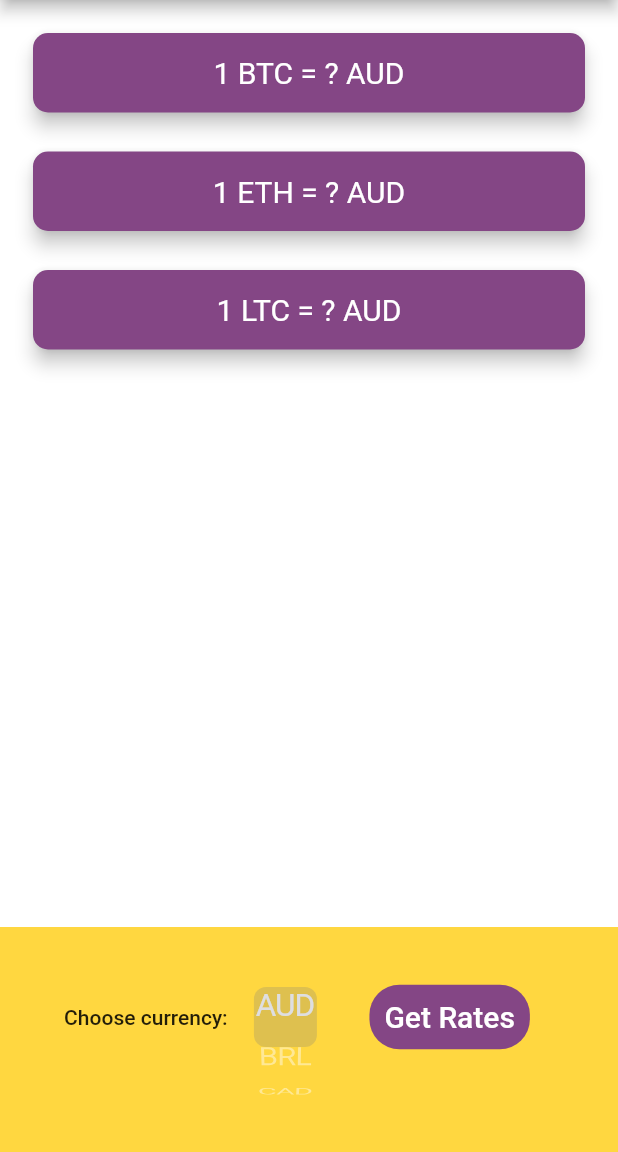
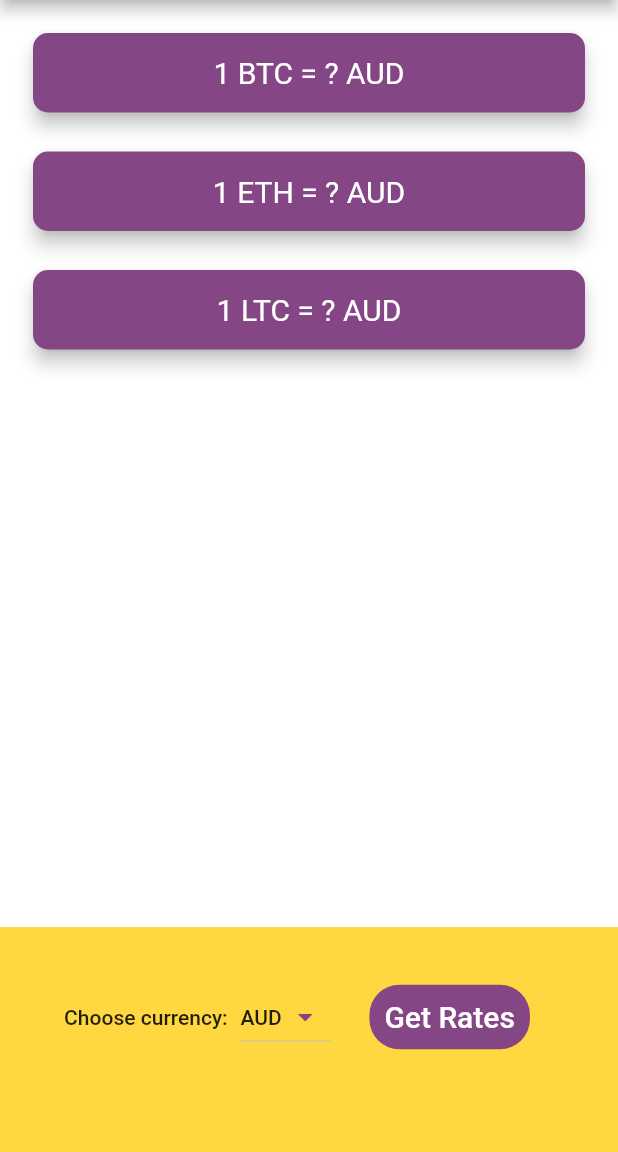
Before and after one commit to merouane-tazeka/crypto-price-rates, a Flutter app: the screen it shows after launch, on a phone screen of 412 x 824 dp, the part 84-1236 px from its top. Run offline on Flutter 3.47's test engine with Material 2 defaults, Android fonts, the phone set to English and light mode, and no system bars; network calls fail.

```diff
--- a/lib/price_screen.dart
+++ b/lib/price_screen.dart
@@ -91,7 +91,6 @@ class _PriceScreenState extends State<PriceScreen> {
                 );
               },
               itemCount: coinData.getCryptoList().length,
-//              children: getCryptoCards(),
             ),
           ),
           Container(
@@ -110,7 +109,7 @@ class _PriceScreenState extends State<PriceScreen> {
                 SizedBox(width: 5),
                 Container(
                   width: 60,
-                  child: !Platform.isIOS ? getCupertinoPicker() : getDropdownMenu(),
+                  child: Platform.isIOS ? getCupertinoPicker() : getDropdownMenu(),
                 ),
                 SizedBox(width: 10),
                 FlatButton(
```
Also changed, not shown: 1 other file.
